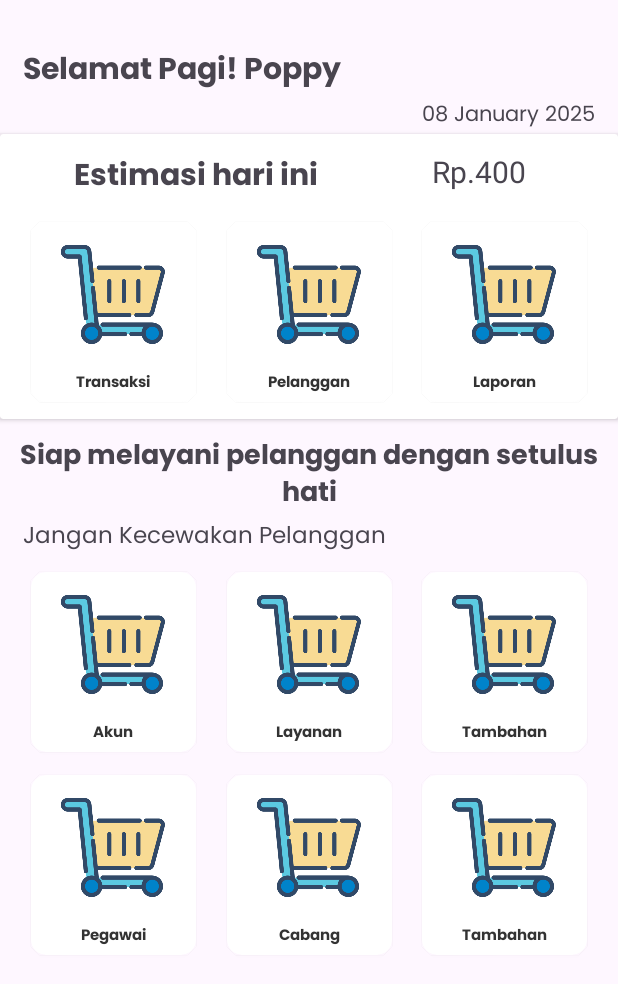
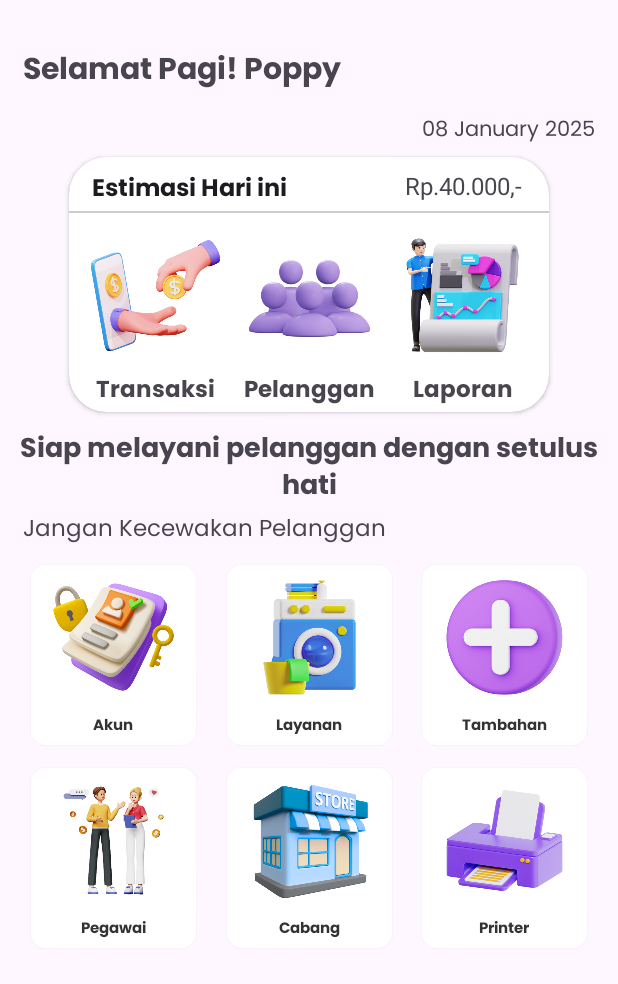
Before and after one commit to poppyandarista/Laundry, an Android app: the screen it shows after launch (MainActivity), on a phone screen of 412 x 824 dp. Shown: the top 984 px of the screen. Run offline under Robolectric (Android 15) with nearby library versions, the phone set to English and light mode, and no system bars.

Commit message:
updated portrait layout, added news icons, and removed some cardviews

```diff
--- a/Laundry/app/src/main/res/layout/activity_main.xml
+++ b/Laundry/app/src/main/res/layout/activity_main.xml
@@ -26,6 +26,7 @@
         android:layout_height="wrap_content"
         android:id="@+id/tanggal"
         android:text="ini tanggal"
+        android:layout_marginTop="10dp"
         android:layout_marginEnd="15dp"
         android:fontFamily="@font/poppins"
         app:layout_constraintEnd_toEndOf="parent"
@@ -34,155 +35,109 @@
 
     <androidx.cardview.widget.CardView
         android:id="@+id/cardview1"
-         android:layout_width="match_parent"
-        android:layout_height="190dp"
-        app:layout_constraintTop_toBottomOf="@+id/tanggal">
+        android:layout_width="320dp"
+        android:layout_height="170dp"
+        android:layout_marginTop="5dp"
+        app:cardCornerRadius="25dp"
+        app:layout_constraintTop_toBottomOf="@id/tanggal"
+        app:layout_constraintStart_toStartOf="parent"
+        app:layout_constraintEnd_toEndOf="parent">
         <androidx.constraintlayout.widget.ConstraintLayout
             android:layout_width="match_parent"
             android:layout_height="match_parent">
-
             <TextView
                 android:id="@+id/tvestimasi"
-            android:layout_width="190dp"
-            android:layout_height="35dp"
+                android:layout_width="wrap_content"
+                android:layout_height="wrap_content"
+                android:text="Estimasi Hari ini"
                 android:fontFamily="@font/poppins_bold"
-            android:text="Estimasi hari ini"
-            android:textSize="20sp"
-            app:layout_constraintBottom_toTopOf="@+id/transaksi"
-            app:layout_constraintEnd_toStartOf="@+id/tvjumlahestimasi"
+                android:textSize="16sp"
+                android:layout_marginTop="8dp"
+                android:layout_marginStart="15dp"
+                app:layout_constraintTop_toTopOf="parent"
                 app:layout_constraintStart_toStartOf="parent"
-            app:layout_constraintTop_toTopOf="parent">
-
-        </TextView>
-
+                android:textAppearance="@style/TextAppearance.AppCompat.Title" />
             <TextView
                 android:id="@+id/tvjumlahestimasi"
                 android:layout_width="wrap_content"
-            android:layout_height="35dp"
-            android:text="Rp.400"
-            android:textSize="20sp"
-            android:layout_marginEnd="12dp"
-            android:layout_alignParentEnd="true"
+                android:layout_height="wrap_content"
+                android:text="Rp.40.000,-"
+                android:textSize="16sp"
+                android:layout_marginTop="8dp"
+                android:layout_marginStart="60dp"
+                android:textAlignment="textEnd"
+                app:layout_constraintTop_toTopOf="parent"
+                app:layout_constraintStart_toEndOf="@id/tvestimasi"
+                app:layout_constraintEnd_toEndOf="parent" />
+            <View
+                android:id="@+id/vLine"
+                android:layout_width="match_parent"
+                android:layout_height="1dp"
+                android:background="#CCCCCC"
+                app:layout_constraintTop_toBottomOf="@id/tvestimasi"
+                app:layout_constraintStart_toStartOf="parent"
                 app:layout_constraintEnd_toEndOf="parent"
-            app:layout_constraintTop_toTopOf="parent"
-            app:layout_constraintStart_toEndOf="@+id/tvestimasi"
-            app:layout_constraintBottom_toTopOf="@+id/transaksi"
-            >
-        </TextView>
-
-        <androidx.cardview.widget.CardView
-            android:id="@+id/transaksi"
-            android:layout_width="110dp"
-            android:layout_height="120dp"
-            app:layout_constraintStart_toStartOf="parent"
-            app:layout_constraintTop_toBottomOf="@+id/tvestimasi"
-            app:layout_constraintBottom_toBottomOf="parent"
-            app:cardCornerRadius="10dp"
-            app:layout_constraintEnd_toStartOf="@+id/pelanggan">
-
-            <FrameLayout
-                android:layout_width="match_parent"
-                android:layout_height="match_parent">
-
-                <LinearLayout
-                    android:layout_width="match_parent"
-                    android:layout_height="match_parent"
-                    android:gravity="center"
-                    android:orientation="vertical">
-
+                android:layout_marginTop="0dp" />
             <ImageView
+                android:id="@+id/ivTransaksi"
                 android:layout_width="90dp"
                 android:layout_height="90dp"
-                        android:src="@drawable/troli" />
-
+                android:src="@drawable/transaksi"
+                android:layout_marginTop="10dp"
+                app:layout_constraintTop_toBottomOf="@id/vLine"
+                app:layout_constraintStart_toStartOf="parent"
+                app:layout_constraintEnd_toStartOf="@id/ivPelanggan" />
             <TextView
+                android:id="@+id/tvTransaksi"
                 android:layout_width="wrap_content"
                 android:layout_height="wrap_content"
+                android:text="Transaksi"
+                android:textSize="15sp"
+                android:fontFamily="@font/poppins_bold"
                 android:layout_marginTop="5dp"
-                        android:fontFamily="@font/poppins_bold"
-                        android:gravity="center"
-                        android:text="Transaksi"
-                        android:textColor="#333"
-                        android:textSize="10sp" />
-                </LinearLayout>
-            </FrameLayout>
-        </androidx.cardview.widget.CardView>
-
-        <androidx.cardview.widget.CardView
-            android:id="@+id/pelanggan"
-            android:layout_width="110dp"
-            android:layout_height="120dp"
-            app:cardCornerRadius="10dp"
-            app:layout_constraintBottom_toBottomOf="parent"
-            app:layout_constraintEnd_toStartOf="@+id/laporan"
-            app:layout_constraintStart_toEndOf="@+id/transaksi"
-            app:layout_constraintTop_toBottomOf="@+id/tvestimasi">
-
-            <FrameLayout
-                android:layout_width="match_parent"
-                android:layout_height="match_parent">
-
-                <LinearLayout
-                    android:layout_width="match_parent"
-                    android:layout_height="match_parent"
-                    android:gravity="center"
-                    android:orientation="vertical">
-
+                app:layout_constraintTop_toBottomOf="@id/ivTransaksi"
+                app:layout_constraintStart_toStartOf="@id/ivTransaksi"
+                app:layout_constraintEnd_toEndOf="@id/ivTransaksi" />
             <ImageView
+                android:id="@+id/ivPelanggan"
                 android:layout_width="90dp"
                 android:layout_height="90dp"
-                        android:src="@drawable/troli" />
-
+                android:src="@drawable/pelanggan"
+                android:layout_marginTop="10dp"
+                app:layout_constraintTop_toBottomOf="@id/vLine"
+                app:layout_constraintStart_toEndOf="@id/ivTransaksi"
+                app:layout_constraintEnd_toStartOf="@id/ivLaporan" />
             <TextView
+                android:id="@+id/tvPelanggan"
                 android:layout_width="wrap_content"
                 android:layout_height="wrap_content"
+                android:text="Pelanggan"
+                android:textSize="15sp"
+                android:fontFamily="@font/poppins_bold"
                 android:layout_marginTop="5dp"
-                        android:fontFamily="@font/poppins_bold"
-                        android:gravity="center"
-                        android:text="Pelanggan"
-                        android:textColor="#333"
-                        android:textSize="10sp" />
-                </LinearLayout>
-            </FrameLayout>
-        </androidx.cardview.widget.CardView>
-
-        <androidx.cardview.widget.CardView
-            android:id="@+id/laporan"
-            android:layout_width="110dp"
-            android:layout_height="120dp"
-            app:cardCornerRadius="10dp"
-            app:layout_constraintTop_toBottomOf="@id/tvestimasi"
-            app:layout_constraintEnd_toEndOf="parent"
-            app:layout_constraintBottom_toBottomOf="parent"
-            app:layout_constraintStart_toEndOf="@+id/pelanggan"
-            >
-            <FrameLayout
-                android:layout_width="match_parent"
-                android:layout_height="match_parent">
-
-                <LinearLayout
-                    android:layout_width="match_parent"
-                    android:layout_height="match_parent"
-                    android:gravity="center"
-                    android:orientation="vertical">
-
+                app:layout_constraintTop_toBottomOf="@id/ivPelanggan"
+                app:layout_constraintStart_toStartOf="@id/ivPelanggan"
+                app:layout_constraintEnd_toEndOf="@id/ivPelanggan" />
             <ImageView
+                android:id="@+id/ivLaporan"
                 android:layout_width="90dp"
                 android:layout_height="90dp"
-                        android:src="@drawable/troli" />
-
+                android:src="@drawable/laporan"
+                android:layout_marginTop="10dp"
+                app:layout_constraintTop_toBottomOf="@id/vLine"
+                app:layout_constraintStart_toEndOf="@id/ivPelanggan"
+                app:layout_constraintEnd_toEndOf="parent" />
             <TextView
+                android:id="@+id/tvLaporan"
                 android:layout_width="wrap_content"
                 android:layout_height="wrap_content"
+                android:text="Laporan"
+                android:fontFamily="@font/poppins_bold"
+                android:textSize="15sp"
                 android:layout_marginTop="5dp"
-                        android:fontFamily="@font/poppins_bold"
-                        android:gravity="center"
-                        android:text="Laporan"
-                        android:textColor="#333"
-                        android:textSize="10sp" />
-                </LinearLayout>
-            </FrameLayout>
-        </androidx.cardview.widget.CardView>
+                app:layout_constraintTop_toBottomOf="@id/ivLaporan"
+                app:layout_constraintStart_toStartOf="@id/ivLaporan"
+                app:layout_constraintEnd_toEndOf="@id/ivLaporan" />
         </androidx.constraintlayout.widget.ConstraintLayout>
     </androidx.cardview.widget.CardView>
 
@@ -199,7 +154,7 @@
         android:layout_marginTop="10dp"
         android:layout_marginEnd="50dp"
         android:layout_marginStart="50dp"
-        app:layout_constraintTop_toBottomOf="@+id/cardview1"/>
+        app:layout_constraintTop_toBottomOf="@id/cardview1"/>
 
     <TextView
         android:layout_width="wrap_content"
@@ -236,7 +191,7 @@
                 <ImageView
                     android:layout_width="90dp"
                     android:layout_height="90dp"
-                    android:src="@drawable/troli" />
+                    android:src="@drawable/akun" />
 
                 <TextView
                     android:layout_width="wrap_content"
@@ -275,7 +230,7 @@
                 <ImageView
                     android:layout_width="90dp"
                     android:layout_height="90dp"
-                    android:src="@drawable/troli" />
+                    android:src="@drawable/layanan" />
 
                 <TextView
                     android:layout_width="wrap_content"
@@ -314,7 +269,7 @@
                 <ImageView
                     android:layout_width="90dp"
                     android:layout_height="90dp"
-                    android:src="@drawable/troli" />
+                    android:src="@drawable/tambahan" />
 
                 <TextView
                     android:layout_width="wrap_content"
@@ -353,7 +308,7 @@
                 <ImageView
                     android:layout_width="90dp"
                     android:layout_height="90dp"
-                    android:src="@drawable/troli" />
+                    android:src="@drawable/pegawai" />
 
                 <TextView
                     android:layout_width="wrap_content"
@@ -392,7 +347,7 @@
                 <ImageView
                     android:layout_width="90dp"
                     android:layout_height="90dp"
-                    android:src="@drawable/troli" />
+                    android:src="@drawable/cabang" />
 
                 <TextView
                     android:layout_width="wrap_content"
@@ -431,7 +386,7 @@
                 <ImageView
                     android:layout_width="90dp"
                     android:layout_height="90dp"
-                    android:src="@drawable/troli" />
+                    android:src="@drawable/print" />
 
                 <TextView
                     android:layout_width="wrap_content"
@@ -439,7 +394,7 @@
                     android:layout_marginTop="5dp"
                     android:fontFamily="@font/poppins_bold"
                     android:gravity="center"
-                    android:text="Tambahan"
+                    android:text="Printer"
                     android:textColor="#333"
                     android:textSize="10sp" />
             </LinearLayout>
```
Also changed, not shown: Laundry/app/src/main/res/drawable/akun.png (added), Laundry/app/src/main/res/drawable/cabang.png (added), Laundry/app/src/main/res/drawable/laporan.png (added), Laundry/app/src/main/res/drawable/layanan.png (added), Laundry/app/src/main/res/drawable/pegawai.png (added), Laundry/app/src/main/res/drawable/pelanggan.png (added), Laundry/app/src/main/res/drawable/print.png (added), Laundry/app/src/main/res/drawable/tambahan.png (added), Laundry/app/src/main/res/drawable/transaksi.png (added). Lines whose indentation alone changed are shown as unchanged.
